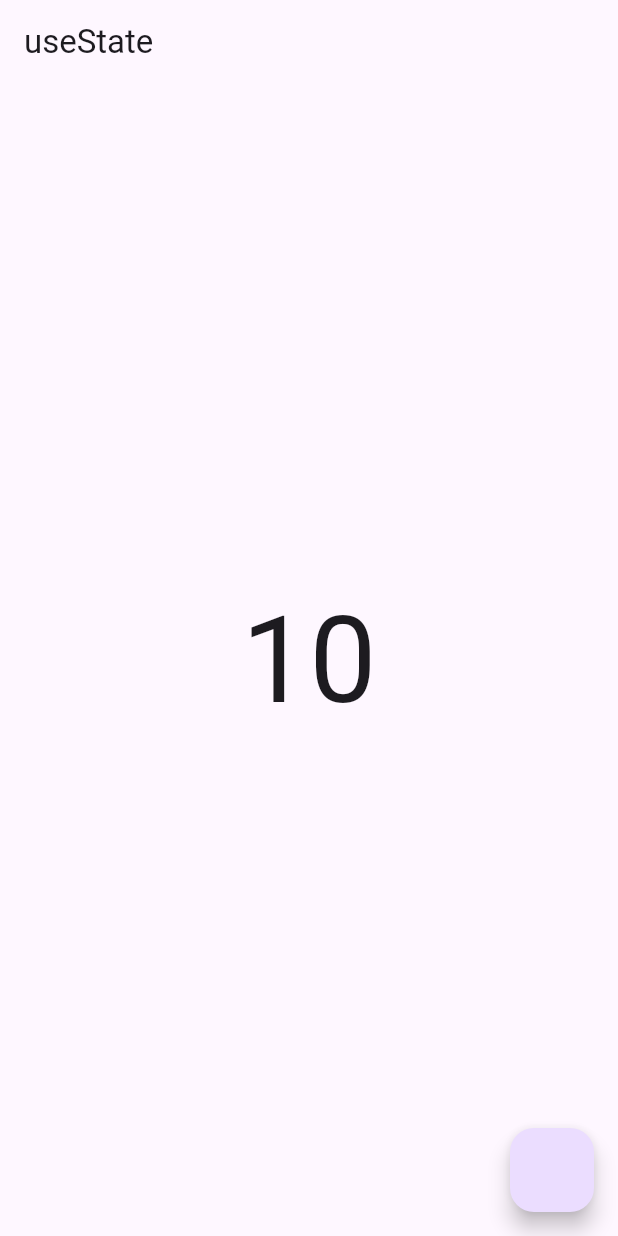
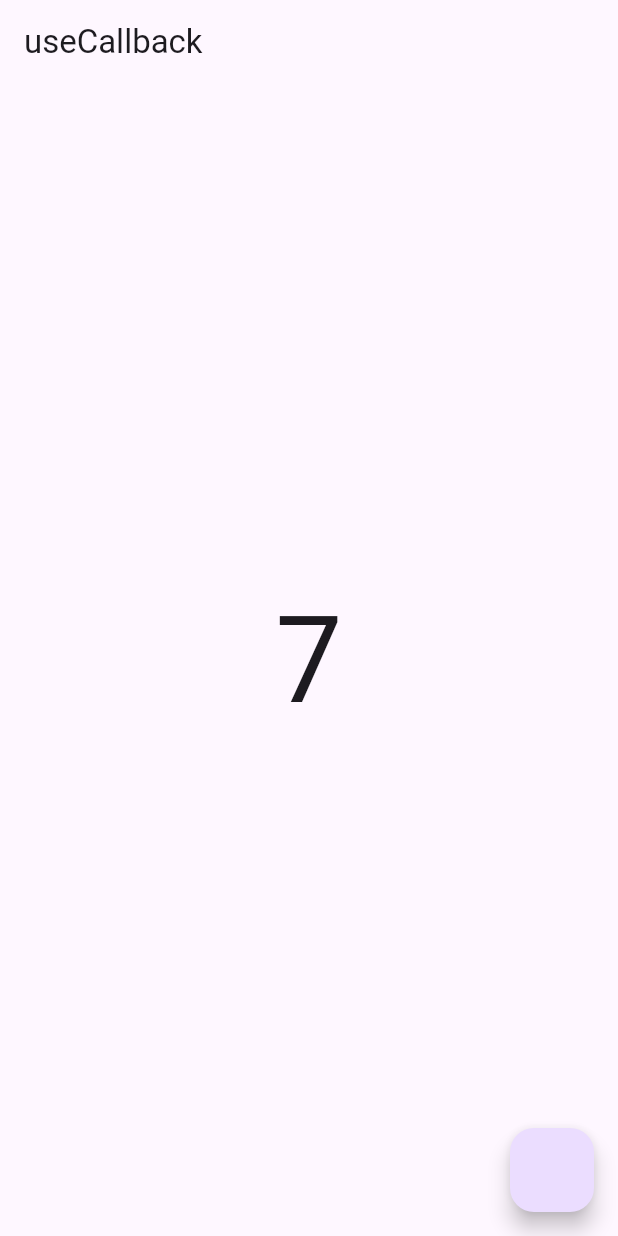
Before and after one commit to sudar-life/flutter_hook_sample, a Flutter app: the UseCallBackPage screen opened directly, on a phone screen of 412 x 824 dp. Run offline on Flutter 3.47's test engine with Material 2 defaults, Android fonts, the phone set to English and light mode, and no system bars; our stand-ins replace flutter_hooks.

Commit message:
소스코드 수정

```diff
--- a/lib/src/pages/use_callback.dart
+++ b/lib/src/pages/use_callback.dart
@@ -15,7 +15,7 @@ class UseCallBackPage extends HookWidget {
     var count = useState(0);
     var callback = useMemoized(() {
       print('memorize');
-      return add;
+      return add(2, 5);
     }, []);
     // var callback = useCallback(() {
     //   print('callback');
@@ -25,11 +25,11 @@ class UseCallBackPage extends HookWidget {
     print('rebuild');
     return Scaffold(
       appBar: AppBar(
-        title: const Text('useState'),
+        title: const Text('useCallback'),
       ),
       body: Center(
         child: Text(
-          callback(5, 5).toString(),
+          callback.toString(),
           style: const TextStyle(fontSize: 80),
         ),
       ),
--- a/lib/src/pages/use_effect.dart
+++ b/lib/src/pages/use_effect.dart
@@ -8,9 +8,14 @@ class UseEffectPage extends HookWidget {
   UseEffectPage({super.key});
   int specificValue = 0;
 
+  void test() {
+    print('test 호출');
+  }
+
   @override
   Widget build(BuildContext context) {
     final counter = useState(0);
+    test();
     useEffect(() {
       print('useEffect 발동!!');
       return () {};
--- a/lib/src/pages/use_state.dart
+++ b/lib/src/pages/use_state.dart
@@ -44,9 +44,8 @@ class _UseStatePageState extends State<UseStatePage> {
         style: const TextStyle(fontSize: 80),
       )),
       floatingActionButton: FloatingActionButton(onPressed: () {
-        setState(() {
-          counter++;
-        });
+        counter++;
+        setState(() {});
       }),
     );
   }
```
Also changed, not shown: lib/src/pages/use_future.dart (+12 -3 lines), lib/src/pages/use_stream.dart (+50 -48 lines).
